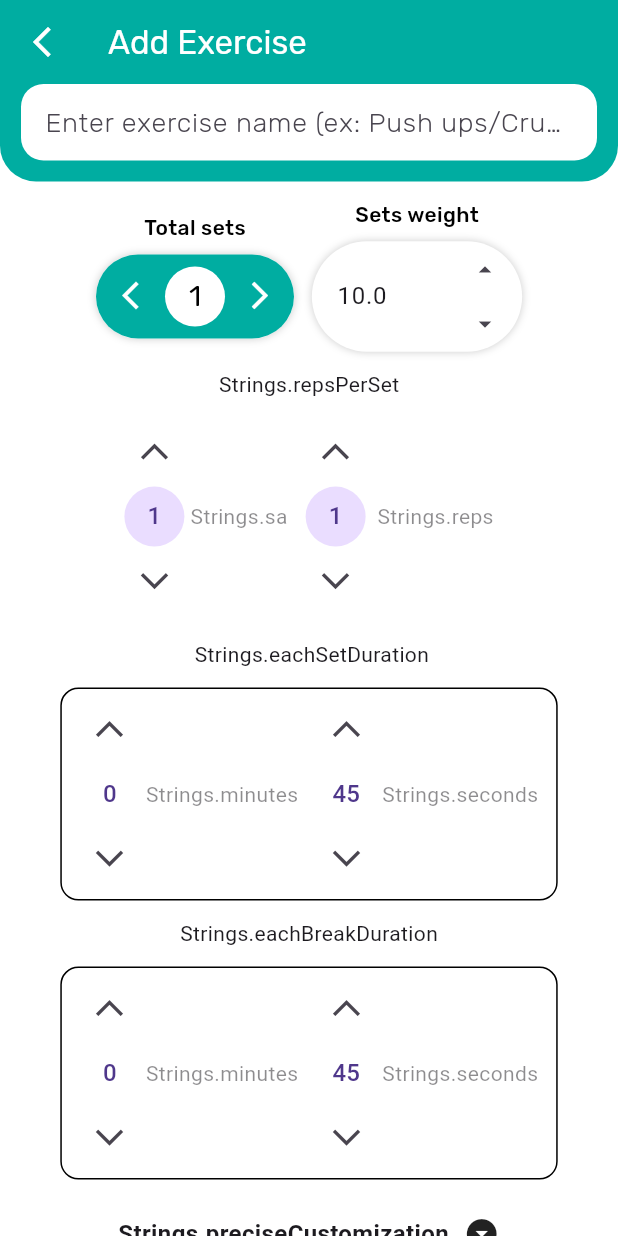
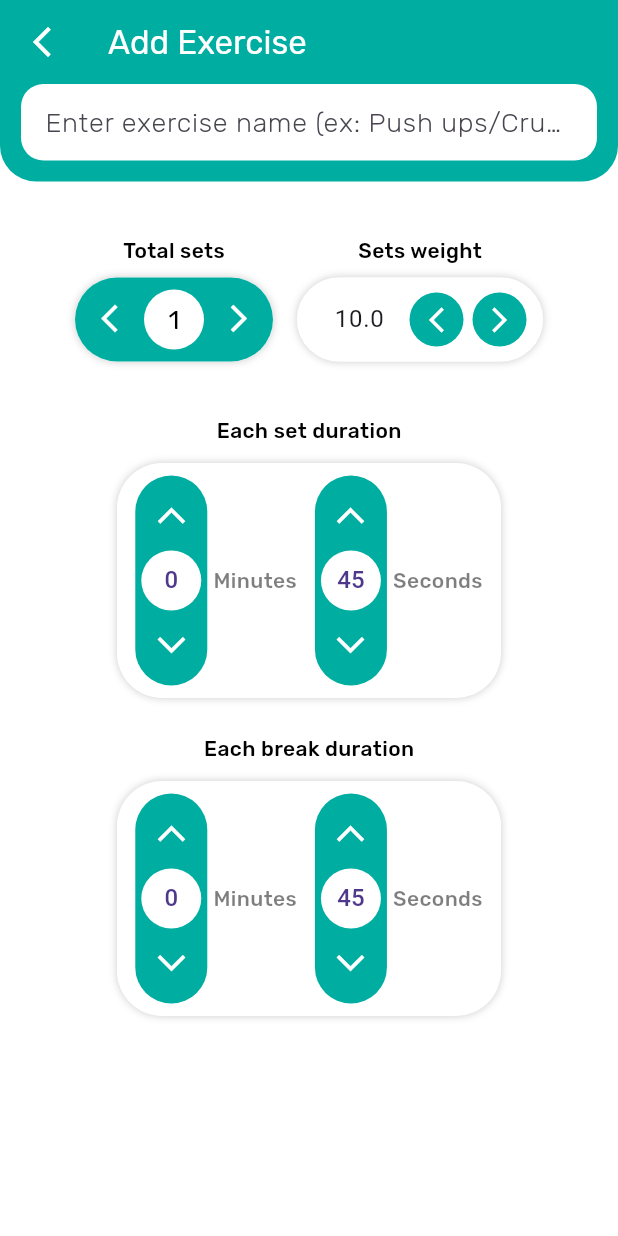
Before and after one commit to EkjyotSandhu12/workout_genius, a Flutter app: the AddExerciseUiNew screen opened directly, on a phone screen of 412 x 824 dp. Run offline on Flutter 3.47's test engine with Material 3 defaults, Android fonts, the phone set to English and light mode, and no system bars; our stand-ins replace camera, dio, flutter_animate, flutter_bloc, flutter_svg, go_router and 5 more; missing offline and left inert: get_secure_storage.

Commit message:
completed few steps

```diff
--- a/lib/common/components/app_widgets/buttons.dart
+++ b/lib/common/components/app_widgets/buttons.dart
@@ -101,6 +101,7 @@ class BtnIcon extends StatelessWidget {
       icon: icon,
       style: IconButton.styleFrom(
         tapTargetSize: MaterialTapTargetSize.shrinkWrap,
+        backgroundColor: btnProperties?.backgroundColor
       ),
       constraints: BoxConstraints(
         maxHeight: btnProperties?.size?.height ?? double.infinity,
--- a/lib/common/components/custom_widgets/inputs/minutes_sec_increment_input.dart
+++ b/lib/common/components/custom_widgets/inputs/minutes_sec_increment_input.dart
@@ -1,15 +1,19 @@
 import 'package:flutter/material.dart';
+import 'package:workout_genius/common/theme/text_styles.dart';
+import 'package:workout_genius/common/theme/theme_decorations.dart';
 
+import '../../../app_values/app_strings.dart';
+import '../../../theme/app_colors.dart';
 import '../../app_widgets/buttons.dart';
 
 class DurationIncrementController {
   ValueNotifier<Duration> currentDuration =
       ValueNotifier<Duration>(Duration(seconds: 45));
 
-  DurationIncrementController({Duration? duration}){
-    currentDuration =  ValueNotifier<Duration>(duration ?? Duration(seconds: 45));
+  DurationIncrementController({Duration? duration}) {
+    currentDuration =
+        ValueNotifier<Duration>(duration ?? Duration(seconds: 45));
   }
-
 }
 
 class DurationIncrementInput extends StatefulWidget {
@@ -44,25 +48,25 @@ class _DurationIncrementInputState extends State<DurationIncrementInput> {
       children: [
         Text(
           widget.title,
+          style: TextStyles().getInputsTitleStyle,
         ),
         SizedBox(
-          height:12,
+          height: 12,
         ),
         Container(
           padding: const EdgeInsets.symmetric(horizontal: 12, vertical: 8),
           decoration: BoxDecoration(
-            color:Colors.white,
-            borderRadius:BorderRadius.circular(12),
+            color: Colors.white,
+            borderRadius: BorderRadius.circular(30),
             boxShadow: [
+              ThemeDecorations().commonContainerBoxShadow(),
             ],
-            border: Border.all(
-            ),
           ),
           child: Row(
             mainAxisSize: MainAxisSize.min,
             children: [
               NumberInputVerticalWithText(
-                  sideText: 'Strings.minutes',
+                  sideText: AppStrings.minutes,
                   dIC: widget.controller,
                   durationType: DurationType.minute,
                   updateDuration: updateDuration),
@@ -70,7 +74,7 @@ class _DurationIncrementInputState extends State<DurationIncrementInput> {
                 width: 12,
               ),
               NumberInputVerticalWithText(
-                sideText: 'Strings.seconds',
+                sideText: AppStrings.seconds,
                 dIC: widget.controller,
                 durationType: DurationType.seconds,
                 updateDuration: updateDuration,
@@ -110,6 +114,11 @@ class _NumberInputVerticalWithTextState
       mainAxisSize: MainAxisSize.min,
       children: [
         Container(
+          padding: const EdgeInsets.symmetric(horizontal: 4, vertical: 8),
+          decoration: BoxDecoration(
+            color: AppColors().getPrimaryColor,
+            borderRadius: BorderRadius.circular(100),
+          ),
           child: Column(
             mainAxisSize: MainAxisSize.min,
             children: [
@@ -120,7 +129,13 @@ class _NumberInputVerticalWithTextState
                 },
                 icon: const RotatedBox(
                   quarterTurns: 1,
-                      child: Icon(Icons.arrow_back_ios_sharp, size: 22))),
+                  child: Icon(
+                    Icons.arrow_back_ios_sharp,
+                    size: 22,
+                    color: Colors.white,
+                  ),
+                ),
+              ),
               const SizedBox(
                 height: 4,
               ),
@@ -139,7 +154,11 @@ class _NumberInputVerticalWithTextState
                     widget.updateDuration(
                         widget.durationType == DurationType.seconds ? -1 : -60);
                   },
-                  icon: const Icon(Icons.arrow_forward_ios_sharp, size: 22),
+                  icon: const Icon(
+                    Icons.arrow_forward_ios_sharp,
+                    size: 22,
+                    color: Colors.white,
+                  ),
                 ),
               ),
             ],
@@ -150,7 +169,11 @@ class _NumberInputVerticalWithTextState
         ),
         Opacity(
             opacity: .5,
-            child: Text("${widget.sideText}",)),
+            child: Text(
+              "${widget.sideText}",
+              style: TextStyles().getRubikTextStyle(
+                  fontSize: 14, fontWeight: VFontWeight.w500),
+            )),
       ],
     );
   }
--- a/lib/common/components/custom_widgets/inputs/number_increment_input.dart
+++ b/lib/common/components/custom_widgets/inputs/number_increment_input.dart
@@ -15,7 +15,6 @@ class NumberIncrementController extends ChangeNotifier {
 
   updateCurrentNumber(int updatedNumber) {
     currentNumber = updatedNumber;
-
     notifyListeners();
   }
 }
@@ -96,7 +95,7 @@ class _NumberIncrementInputState extends State<NumberIncrementInput> {
                   child: Text(
                     "${widget.controller.currentNumber}",
                     style: TextStyles().getRubikTextStyle(
-                      fontSize: 19,
+                      fontSize: 17,
                     ),
                   )),
               SizedBox(
--- a/lib/common/components/custom_widgets/inputs/number_text_input_with_incr_dcr.dart
+++ b/lib/common/components/custom_widgets/inputs/number_text_input_with_incr_dcr.dart
@@ -1,5 +1,6 @@
 import 'package:flutter/material.dart';
 import 'package:flutter/services.dart';
+import 'package:workout_genius/common/theme/app_colors.dart';
 import 'package:workout_genius/common/theme/design_metrics.dart';
 import 'package:workout_genius/common/theme/theme_decorations.dart';
 import 'dart:math' as math;
@@ -24,7 +25,6 @@ class NumberTextInputWithIncrDcr extends StatelessWidget {
   @override
   Widget build(BuildContext context) {
     return SizedBox(
-      width: 140,
       child: Column(
         mainAxisSize: MainAxisSize.min,
         crossAxisAlignment: crossAxisAlignment ?? CrossAxisAlignment.start,
@@ -37,54 +37,80 @@ class NumberTextInputWithIncrDcr extends StatelessWidget {
             height: DesignMetrics().getTitleInputGap,
           ),
           Container(
+            padding: EdgeInsets.symmetric(horizontal: 11),
             decoration: BoxDecoration(
                 borderRadius: BorderRadius.circular(40),
                 boxShadow: [
                   ThemeDecorations().commonContainerBoxShadow(),
                 ]),
-            padding: const EdgeInsets.all(.7),
-            child: TextFormField(
-              keyboardType: TextInputType.number,
-              controller: textEditingController,
-              inputFormatters: [
-                DecimalTextInputFormatter(
-                    decimalPointRange: 2, decimalRange: 3),
-              ],
-              decoration: const InputDecoration().copyWith(
-                suffixIcon: Column(
+            child: Row(
+              mainAxisSize: MainAxisSize.min,
+              children: [
+                Container(
+                  width: 64,
+                  child: TextFormField(
+                    keyboardType: TextInputType.number,
+                    controller: textEditingController,
+                    textAlign: TextAlign.center,
+                    inputFormatters: [
+                      DecimalTextInputFormatter(
+                          decimalPointRange: 2, decimalRange: 3),
+                    ],
+                    decoration: const InputDecoration().copyWith(
+                      contentPadding: EdgeInsets.symmetric(vertical: 16),
+                      hintText: hintText,
+                      enabledBorder: const OutlineInputBorder(
+                        borderSide: BorderSide.none,
+                      ),
+                      focusedBorder: const OutlineInputBorder(
+                        borderSide: BorderSide.none,
+                      ),
+                    ),
+                  ),
+                ),
+                Row(
                   mainAxisAlignment: MainAxisAlignment.center,
                   children: [
                     BtnIcon(
                       icon: const Icon(
-                        Icons.arrow_drop_up,
+                        Icons.arrow_back_ios_new,
                         size: 20,
+                        color: Colors.white,
+                      ),
+                      btnProperties: BtnProperties(
+                        backgroundColor: AppColors().getPrimaryColor,
                       ),
                       onTap: () {
-                        textEditingController.text = addToTextNumberAndRoundUp(
+                        textEditingController.text =
+                            addToTextNumberAndRoundUp(
+                          number: textEditingController.text,
+                          addNumber: -0.5,
+                        );
+                      },
+                    ),
+                    const SizedBox(
+                      width: 6,
+                    ),
+                    BtnIcon(
+                      icon: const Icon(
+                        Icons.arrow_forward_ios,
+                        size: 20,
+                        color: Colors.white,
+                      ),
+                      btnProperties: BtnProperties(
+                        backgroundColor: AppColors().getPrimaryColor,
+                      ),
+                      onTap: () {
+                        textEditingController.text =
+                            addToTextNumberAndRoundUp(
                           number: textEditingController.text,
                           addNumber: 0.5,
                         );
                       },
                     ),
-                    BtnIcon(
-                      icon: const Icon(Icons.arrow_drop_down, size: 20),
-                      onTap: () {
-                        textEditingController.text = addToTextNumberAndRoundUp(
-                          number: textEditingController.text,
-                          addNumber: -0.5,
-                        );
-                      },
-                    ),
                   ],
-                ),
-                hintText: hintText,
-                enabledBorder: const OutlineInputBorder(
-                  borderSide: BorderSide.none,
-                ),
-                focusedBorder: const OutlineInputBorder(
-                  borderSide: BorderSide.none,
-                ),
-              ),
+                )
+              ],
             ),
           ),
         ],
--- a/lib/modules/create_session/create_session_bottom_sheet.dart
+++ b/lib/modules/create_session/create_session_bottom_sheet.dart
@@ -24,9 +24,7 @@ class _CreateSessionBottomSheetState extends State<CreateSessionBottomSheet> {
           '').format(DateTime.now())}');
 
   SessionDto sessionDto = sessions.first;
-
   ScrollController scrollController = ScrollController();
-
   bool showAddFloatingButton = false;
   GlobalKey key = GlobalKey();
 
@@ -54,7 +52,6 @@ class _CreateSessionBottomSheetState extends State<CreateSessionBottomSheet> {
         }
       },
     );
-
     super.initState();
   }
 
@@ -79,7 +76,7 @@ class _CreateSessionBottomSheetState extends State<CreateSessionBottomSheet> {
                 ),
                 Padding(
                   padding: EdgeInsets.symmetric(
-                      horizontal: DesignMetrics().getPageMargin),
+                      horizontal: DesignMetrics().getPageMargin,),
                   child: SessionItemsPreviewList(sessionDto: sessionDto),
                 ),
                 Padding(
--- a/lib/modules/create_session/modules/add_exercise_module/add_exercise_ui_new.dart
+++ b/lib/modules/create_session/modules/add_exercise_module/add_exercise_ui_new.dart
@@ -22,26 +22,47 @@ class AddExerciseUiNew extends StatefulWidget {
 }
 
 class _AddExerciseUiNewState extends State<AddExerciseUiNew> {
-  ///EXERCISE DATA HANDLER VARIABLES
+  ///Controllers
   late Debounce debounce;
   NumberIncrementController setsController = NumberIncrementController();
-  DurationIncrementController setDurationController =
-      DurationIncrementController();
-  DurationIncrementController breakDurationController =
-      DurationIncrementController();
-  TextEditingController textEditingController = TextEditingController();
+  DurationIncrementController setDurationController = DurationIncrementController();
+  DurationIncrementController breakDurationController = DurationIncrementController();
   TextEditingController textWeightController =
       TextEditingController(text: "10.0");
-  List<SetDto> repsPerSet = [
 
+
+  //static values
+  static SetDto setToAdd =  SetDto(setTotalDuration: const Duration(seconds: 45), reps: 12, setNo: 1, totalSets: 1, parentWorkoutName: '');
+
+  //Exercise workout states
+  List<SetDto> setsList = [
+    setToAdd
   ];
+  // List<WorkoutItem> setsAndBreaksList = []; //Will contain setDTO and BreakDTO //this the is complete set.
+
 
   @override
   void initState() {
+    ///==> On change of totalSets
+    setsController.addListener(() {
+      if(setsController.currentNumber > setsList.length){
+        setsList.add(setToAdd);
+      }
+    });
+    ///==> On Change of sets durations
+    setDurationController.currentDuration.addListener(() {
+        //updating the duration of each set in the sets list.
+        setsList.forEach((set) {
+          set.setTotalDuration = setDurationController.currentDuration.value;
+        });
+    });
+
+    ///==> On Change of break durations
+    breakDurationController.currentDuration.addListener(() {
+    });
+
     super.initState();
   }
-
-  List<dynamic> setsAndBreaksList = []; // will contain setDTO and BreakDTO
 
   @override
   Widget build(BuildContext context) {
@@ -71,8 +92,12 @@ class _AddExerciseUiNewState extends State<AddExerciseUiNew> {
                     ignoring: false,
                     child: Column(
                       children: [
+                        SizedBox(
+                          height: 24,
+                        ),
                         Row(
                           mainAxisAlignment: MainAxisAlignment.center,
+                          crossAxisAlignment: CrossAxisAlignment.start,
                           mainAxisSize: MainAxisSize.max,
                           children: [
                             NumberIncrementInput(
@@ -80,40 +105,40 @@ class _AddExerciseUiNewState extends State<AddExerciseUiNew> {
                               title: AppStrings.totalSets,
                               axis: Axis.horizontal,
                             ),
-                            SizedBox(
-                              width: 12,
+                            const SizedBox(
+                              width: 16,
                             ),
                             Flexible(
                               child: NumberTextInputWithIncrDcr(
                                 textEditingController: textWeightController,
                                 title: AppStrings.setsWeight,
                                 crossAxisAlignment: CrossAxisAlignment.center,
-                                hintText: "Weight",
+                                hintText: "weight",
                               ),
                             ),
                           ],
                         ),
                         SizedBox(
-                          height: 12,
+                          height: 24,
                         ),
-                        RepsPerSetWidget(
+                        /*RepsPerSetWidget(
                           title: 'Strings.repsPerSet',
                           maxSelectedSets: setsController.currentNumber,
                           repsPerSet: repsPerSet,
                           setsController: setsController,
-                        ),
+                          ),*/
                         SizedBox(
                           height: 12,
                         ),
                         DurationIncrementInput(
                             controller: setDurationController,
-                            title: ' Strings.eachSetDuration'),
+                            title:AppStrings.eachSetDuration),
                         SizedBox(
-                          height: 12,
+                          height: 24,
                         ),
                         DurationIncrementInput(
                             controller: breakDurationController,
-                            title: 'Strings.eachBreakDuration'),
+                            title: AppStrings.eachBreakDuration),
                       ],
                     ),
                   ),
@@ -136,9 +161,9 @@ class _AddExerciseUiNewState extends State<AddExerciseUiNew> {
             SizedBox(
               height: 12,
             ),
-            PreciseCustomizationDropDown(
+  /*          PreciseCustomizationDropDown(
               setsAndBreaksList: setsAndBreaksList,
-            ),
+            ),*/
             SizedBox(
               height: 12,
             ),
--- a/lib/modules/create_session/modules/add_exercise_module/widgets/reps_per_set_increment_input.dart
+++ b/lib/modules/create_session/modules/add_exercise_module/widgets/reps_per_set_increment_input.dart
@@ -51,9 +51,7 @@ class _DurationIncrementInputState extends State<RepsPerSetWidget> {
       setNo = widget.maxSelectedSets;
     }
     currentSelectedSet = setNo;
-    currentRepsCount =
-        widget.repsPerSet.firstWhere((element) => element.setNo == setNo).reps;
-
+    currentRepsCount = widget.repsPerSet.firstWhere((element) => element.setNo == setNo).reps;
     setState(() {});
   }
 
```
Lines whose indentation alone changed are shown as unchanged.
